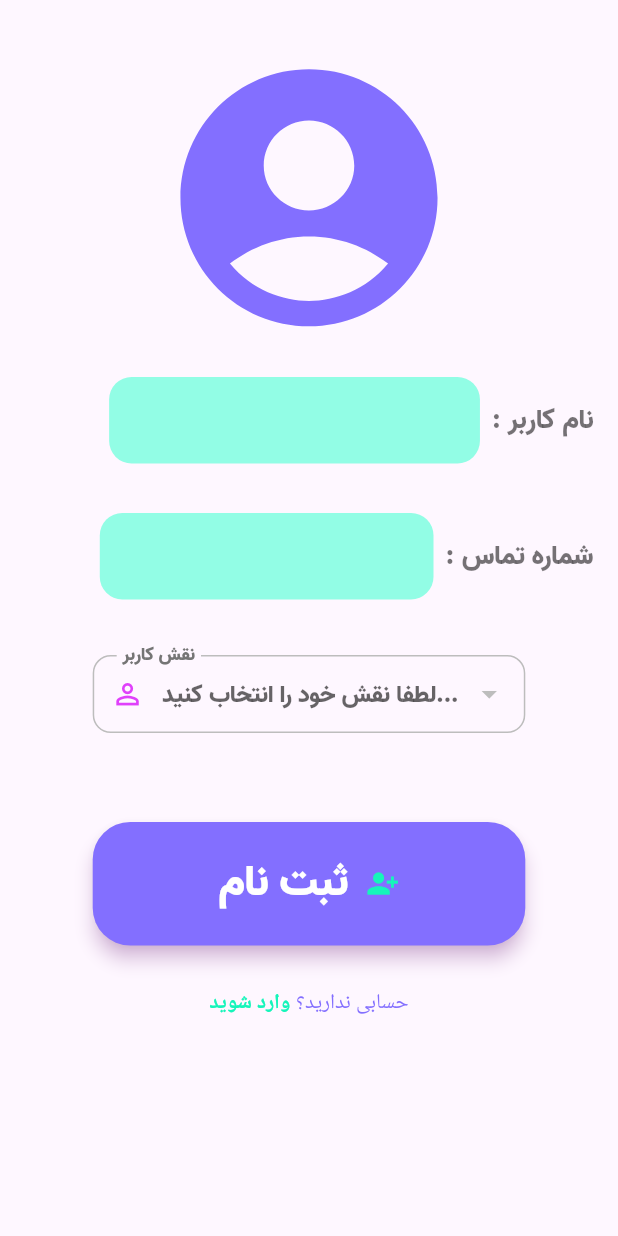
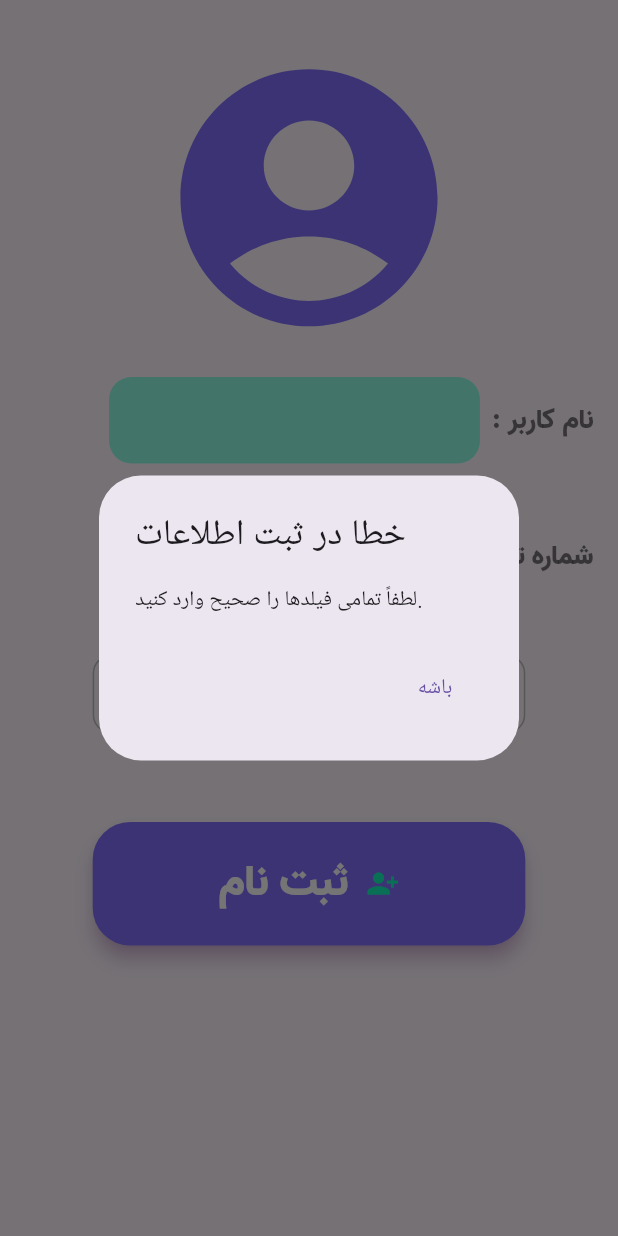
Before and after one commit to mohamad-javad-jokar-sarhangi/7-Farvardin-FrontEnd, a Flutter app: the LoginRegissterPage screen opened directly, after a tap on "ثبت نام", on a phone screen of 412 x 824 dp. Run offline on Flutter 3.47's test engine with Material 3 defaults, Android fonts, the phone set to English and light mode, and no system bars; our stand-ins replace curved_navigation_bar, flutter_bloc, lottie.

```diff
--- a/lib/main.dart
+++ b/lib/main.dart
@@ -3,6 +3,7 @@ import 'package:flutter_bloc/flutter_bloc.dart';
 import 'package:myfront/presentation/blocs/users/user_bloc.dart';
 import 'package:myfront/presentation/pages/home.dart';
 import 'package:myfront/data/repositories/user_repository.dart';
+import 'package:myfront/presentation/pages/register/login_regisster_page.dart';
 
 void main() {
   runApp(MyApp());
@@ -23,7 +24,7 @@ class MyApp extends StatelessWidget {
       ],
       child: MaterialApp(
         debugShowCheckedModeBanner: false,
-        home: Home(),
+        home: LoginRegissterPage(),
       ),
     );
   }
--- a/lib/presentation/pages/register/login_regisster_page.dart
+++ b/lib/presentation/pages/register/login_regisster_page.dart
@@ -1,11 +1,14 @@
 import 'package:flutter/material.dart';
+import 'package:flutter_bloc/flutter_bloc.dart';
+import 'package:myfront/presentation/blocs/users/user_bloc.dart';
+import 'package:myfront/presentation/blocs/users/user_event.dart';
+import 'package:myfront/presentation/blocs/users/user_state.dart';
 import 'package:myfront/core/data_color.dart';
+import 'package:myfront/presentation/pages/register/waiting_page.dart';
 import 'package:myfront/presentation/widgets/gemini_button.dart';
 import 'package:myfront/presentation/widgets/gemini_dropdown.dart';
 import 'package:myfront/presentation/widgets/gemini_text_box.dart';
-import 'package:myfront/presentation/widgets/gemini_text_button.dart';
-import 'package:myfront/presentation/widgets/text_box.dart';
-import 'package:myfront/presentation/widgets/vtext.dart';
+
 class LoginRegissterPage extends StatefulWidget {
   const LoginRegissterPage({super.key});
 
@@ -15,8 +18,7 @@ class LoginRegissterPage extends StatefulWidget {
 
 class _LoginRegissterPageState extends State<LoginRegissterPage> {
   TextEditingController user_name_controller = TextEditingController();
-  TextEditingController user_phone_controller  = TextEditingController();
-
+  TextEditingController user_phone_controller = TextEditingController();
 
   String? _selectedRole;
   List<String> role = ["عادی", "راننده", "فروشنده", "شورا", "دهیار"];
@@ -25,40 +27,82 @@ class _LoginRegissterPageState extends State<LoginRegissterPage> {
   Widget build(BuildContext context) {
     double screen_width = MediaQuery.of(context).size.width;
     double screen_height = MediaQuery.of(context).size.height;
-    return SingleChildScrollView(
-      physics: BouncingScrollPhysics(),
+
+    return Scaffold(
+      body: BlocListener<UserBloc, UserState>(
+        listener: (context, state) {
+          if (state is UserLoading) {
+            // نمایش دیالوگ بارگذاری
+            showDialog(
+              context: context,
+              barrierDismissible: false,
+              builder: (BuildContext context) {
+                return const AlertDialog(
+                  content: Row(
+                    children: [
+                      CircularProgressIndicator(),
+                      SizedBox(width: 20),
+                      Text("در حال ثبت نام..."),
+                    ],
+                  ),
+                );
+              },
+            );
+          } else if (state is UserAdded) {
+            // حذف دیالوگ بارگذاری
+            Navigator.of(context).pop();
+
+            // در صورت موفقیت، رفتن به صفحه انتظار تأیید
+            Navigator.pushReplacement(
+              context,
+              MaterialPageRoute(builder: (context) => const WaitingPage()),
+            );
+          } else if (state is UserError) {
+            // حذف دیالوگ بارگذاری
+            Navigator.of(context).pop();
+
+            // نمایش پیام خطا
+            ScaffoldMessenger.of(context).showSnackBar(
+              SnackBar(content: Text('خطا در ثبت نام: ${state.error}')),
+            );
+          }
+        },
+        child: SingleChildScrollView(
+          physics: const BouncingScrollPhysics(),
           child: Column(
             children: [
               SizedBox(height: screen_height * 0.035),
-          Icon(Icons.account_circle_rounded, size: screen_height*0.25,color: DataColor.backgroundColor,),
+              Icon(
+                Icons.account_circle_rounded,
+                size: screen_height * 0.25,
+                color: DataColor.backgroundColor,
+              ),
 
               Padding(
-            padding: EdgeInsets.all(screen_height*0.02),
+                padding: EdgeInsets.all(screen_height * 0.02),
                 child: Row(
                   mainAxisAlignment: MainAxisAlignment.end,
                   children: [
                     GeminiTextBox(
                       name: 'نام کاربر',
-                  width: screen_width * 0.6, // شاید نیاز به عرض بیشتری باشد
+                      width: screen_width * 0.6,
                       height: screen_height * 0.07,
                       radius: 15,
                       fontSize: 18,
-                  containerColor: Colors.tealAccent.withOpacity(0.2), // یک رنگ نمونه
+                      containerColor: Colors.tealAccent.withOpacity(0.2),
                       cursorColor: Colors.teal,
                       textColor: Colors.black87,
                       labelColor: Colors.black54,
-                  tc: user_name_controller, // کنترلر شما
-                  // شخصی‌سازی افکت‌های فوکوس:
+                      tc: user_name_controller,
                       focusBorderColor: DataColor.backgroundColor,
                       focusBorderWidth: 2.5,
-                  focusIcon: Icons.person_outline, // آیکون نمونه
-                  // focusIconColor: Colors.red, // در صورت نیاز به رنگ متفاوت برای آیکون
+                      focusIcon: Icons.person_outline,
                     ),
                   ],
                 ),
               ),
               Padding(
-            padding: EdgeInsets.all(screen_height*0.02),
+                padding: EdgeInsets.all(screen_height * 0.02),
                 child: Row(
                   mainAxisAlignment: MainAxisAlignment.end,
                   children: [
@@ -84,9 +128,8 @@ class _LoginRegissterPageState extends State<LoginRegissterPage> {
                 label: "نقش کاربر",
                 items: role,
                 dropdownColor: DataColor.tableRowEvenColor,
-                  selectedValue: _selectedRole, // پاس دادن مقدار فعلی
+                selectedValue: _selectedRole,
                 onChanged: (String? newValue) {
-                    // --- آپدیت State ---
                   setState(() {
                     _selectedRole = newValue;
                   });
@@ -95,46 +138,69 @@ class _LoginRegissterPageState extends State<LoginRegissterPage> {
                 height: screen_height * 0.1,
                 fontSize: 16,
                 radius: 12,
-                  selectedBorderColor: Colors.purple, // رنگ بوردر فعال
+                selectedBorderColor: Colors.purple,
                 unselectedBorderColor: Colors.grey.shade400,
                 labelColor: Colors.grey.shade600,
-                  iconData: Icons.person_outline, // آیکون دلخواه
-                  iconColor: Colors.purpleAccent, // رنگ آیکون
-                  hintText: "لطفا نقش خود را انتخاب کنید...", // متن راهنما
-                  // dropdownColor: Colors.grey[200], // رنگ پس‌زمینه منو (اختیاری)
+                iconData: Icons.person_outline,
+                iconColor: Colors.purpleAccent,
+                hintText: "لطفا نقش خود را انتخاب کنید...",
               ),
               SizedBox(height: screen_height * 0.035),
               GeminiButton(
                 text: 'ثبت نام',
-            onPressed: () { /* ... */ },
+                onPressed: () {
+                  if (user_name_controller.text.isNotEmpty &&
+                      user_phone_controller.text.isNotEmpty &&
+                      _selectedRole != null) {
+                    // افزودن کاربر به کمک Bloc
+                    context.read<UserBloc>().add(
+                          AddUser(
+                            user_name_controller.text,
+                            user_phone_controller.text,
+                            _selectedRole!,
+                          ),
+                        );
+                  } else {
+                    // پیام خطا در صورت عدم پر شدن فیلدها
+                    showDialog(
+                      context: context,
+                      builder: (BuildContext context) {
+                        return AlertDialog(
+                          title: const Text('خطا در ثبت اطلاعات'),
+                          content: const Text(
+                              'لطفاً تمامی فیلدها را صحیح وارد کنید.'),
+                          actions: [
+                            TextButton(
+                              onPressed: () {
+                                Navigator.of(context).pop();
+                              },
+                              child: const Text('باشه'),
+                            ),
+                          ],
+                        );
+                      },
+                    );
+                  }
+                },
                 width: screen_width * 0.7,
                 height: screen_height * 0.1,
                 radius: 25,
                 fontSize: screen_width * 0.07,
                 buttonColor: DataColor.backgroundColor,
                 textColor: DataColor.textColor,
-            iconData: Icons.person_add_alt_1, // آیکون اضافه شد
-            iconSize: 22, // اندازه آیکون کمی بزرگتر
-            iconPadding: 12, // فاصله بیشتر
-            iconPosition: IconPosition.leading, // موقعیت پیش‌فرض (ولی برای تاکید)
-            elevation: 5, // سایه بیشتر
-            shadowColor: Colors.purple.withOpacity(0.5), // رنگ سایه بنفش
+                iconData: Icons.person_add_alt_1,
+                iconSize: 22,
+                iconPadding: 12,
+                iconPosition: IconPosition.leading,
+                elevation: 5,
+                shadowColor: Colors.purple.withOpacity(0.5),
                 splashColor: Colors.purpleAccent.withOpacity(0.3),
                 iconColor: DataColor.accentColor,
               ),
               SizedBox(height: screen_height * 0.035),
-          GeminiTextButton(
-            text: 'حسابی ندارید؟',
-            clickableText: "وارد شوید",
-            onTap: () {
-
-            },
-            color1: DataColor.accentColor,
-            color2: DataColor.backgroundColor,
-            textAlign: TextAlign.right,
-          )
-
             ],
+          ),
+        ),
       ),
     );
   }
```
Also changed, not shown: lib/presentation/pages/register/add_user_page.dart (deleted, +0 -166 lines). Lines whose indentation alone changed are shown as unchanged.
